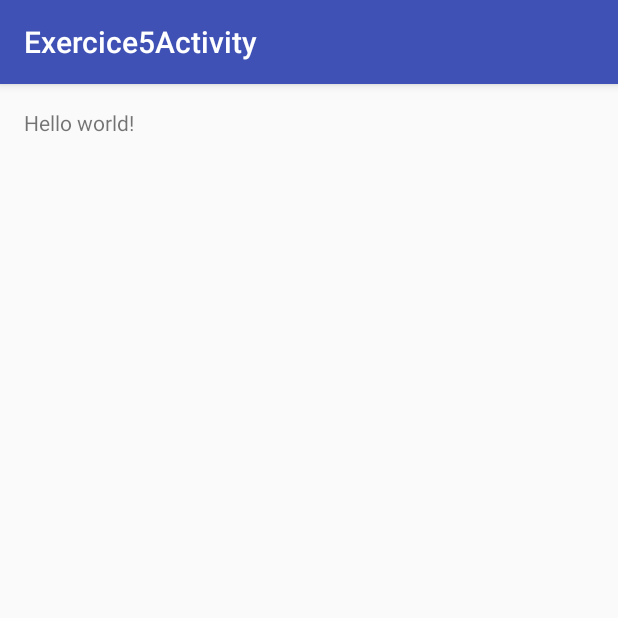
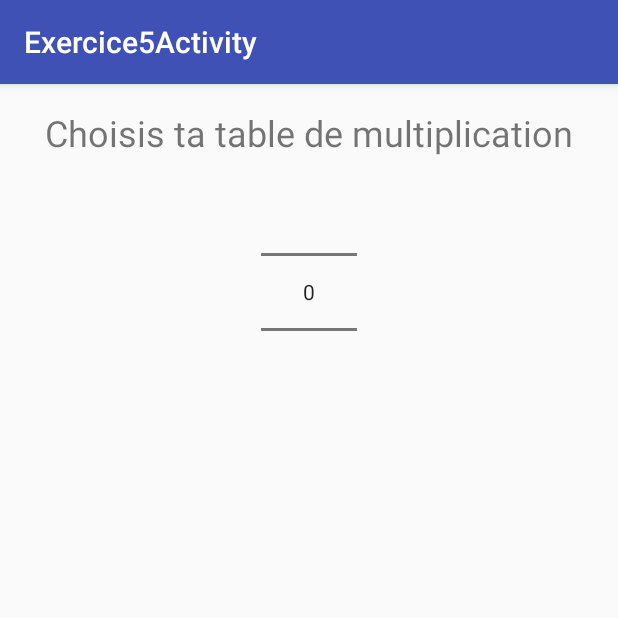
Before and after one commit to Valdavin/Android, an Android app: the Exercice5Activity screen opened directly, with no data from a screen before it, on a phone screen of 412 x 824 dp, the top half of it. Run offline under Robolectric (Android 15) with nearby library versions, the phone set to English and light mode, and no system bars.

Commit message:
début exercice 5

```diff
--- a/TP2/app/build.gradle
+++ b/TP2/app/build.gradle
@@ -22,5 +22,6 @@ android {
 dependencies {
     compile fileTree(dir: 'libs', include: ['*.jar'])
     testCompile 'junit:junit:4.12'
-    compile 'com.android.support:appcompat-v7:23.1.1'
+    compile 'com.android.support:appcompat-v7:23.2.0'
+    compile 'com.android.support:design:23.2.0'
 }
--- a/TP2/app/src/main/java/m4104c/tp2/HelloActivity.java
+++ b/TP2/app/src/main/java/m4104c/tp2/HelloActivity.java
@@ -21,6 +21,7 @@ public class
     }
 
     public void changerPrenom(View view){
+        setResult(RESULT_OK);
         super.finish();
     }
 
--- a/TP2/app/src/main/res/layout/activity_exercice5.xml
+++ b/TP2/app/src/main/res/layout/activity_exercice5.xml
@@ -1,12 +1,25 @@
-<RelativeLayout xmlns:android="http://schemas.android.com/apk/res/android"
+<LinearLayout xmlns:android="http://schemas.android.com/apk/res/android"
     xmlns:tools="http://schemas.android.com/tools" android:layout_width="match_parent"
     android:layout_height="match_parent" android:paddingLeft="@dimen/activity_horizontal_margin"
     android:paddingRight="@dimen/activity_horizontal_margin"
     android:paddingTop="@dimen/activity_vertical_margin"
     android:paddingBottom="@dimen/activity_vertical_margin"
-    tools:context="m4104c.tp2.Exercice5Activity">
+    tools:context="m4104c.tp2.Exercice5Activity"
+    android:orientation="vertical">
 
-    <TextView android:text="@string/hello_world" android:layout_width="wrap_content"
-        android:layout_height="wrap_content" />
+    <TextView
+        android:layout_width="match_parent"
+        android:layout_height="wrap_content"
+        android:text="Choisis ta table de multiplication"
+        android:gravity="center"
+        android:textSize="24dp"/>
 
-</RelativeLayout>
+    <NumberPicker
+        android:layout_width="wrap_content"
+        android:layout_height="wrap_content"
+        android:layout_gravity="center">
+
+
+    </NumberPicker>
+
+</LinearLayout>
--- a/TP2/app/src/main/res/values/dimens.xml
+++ b/TP2/app/src/main/res/values/dimens.xml
@@ -2,4 +2,5 @@
     <!-- Default screen margins, per the Android Design guidelines. -->
     <dimen name="activity_horizontal_margin">16dp</dimen>
     <dimen name="activity_vertical_margin">16dp</dimen>
+    <dimen name="fab_margin">16dp</dimen>
 </resources>
--- a/TP2/app/src/main/res/values/strings.xml
+++ b/TP2/app/src/main/res/values/strings.xml
@@ -6,4 +6,5 @@
     <string name="exercice5">Exercice 5</string>
     <string name="title_activity_exercice4">Exercice4Activity</string>
     <string name="title_activity_exercice5">Exercice5Activity</string>
+    <string name="title_activity_table_multiplication">TableMultiplicationActivity</string>
 </resources>
```
Also changed, not shown: TP2/app/src/main/AndroidManifest.xml (+4 -3 lines), TP2/app/src/main/java/m4104c/tp2/TableMultiplicationActivity.java (added, +15 -0 lines), TP2/app/src/main/res/layout/activity_table_multiplication.xml (added, +13 -0 lines), TP2/app/src/main/res/values-v21/styles.xml (added, +9 -0 lines), TP2/app/src/main/res/values/styles.xml (+9 -0 lines).
